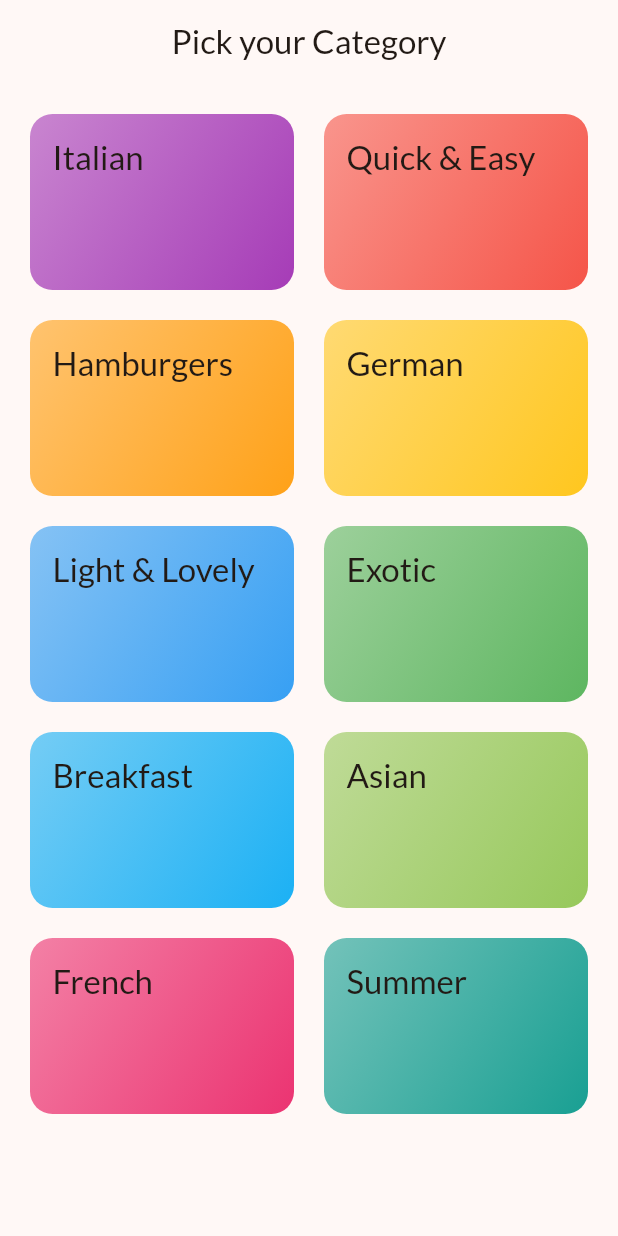
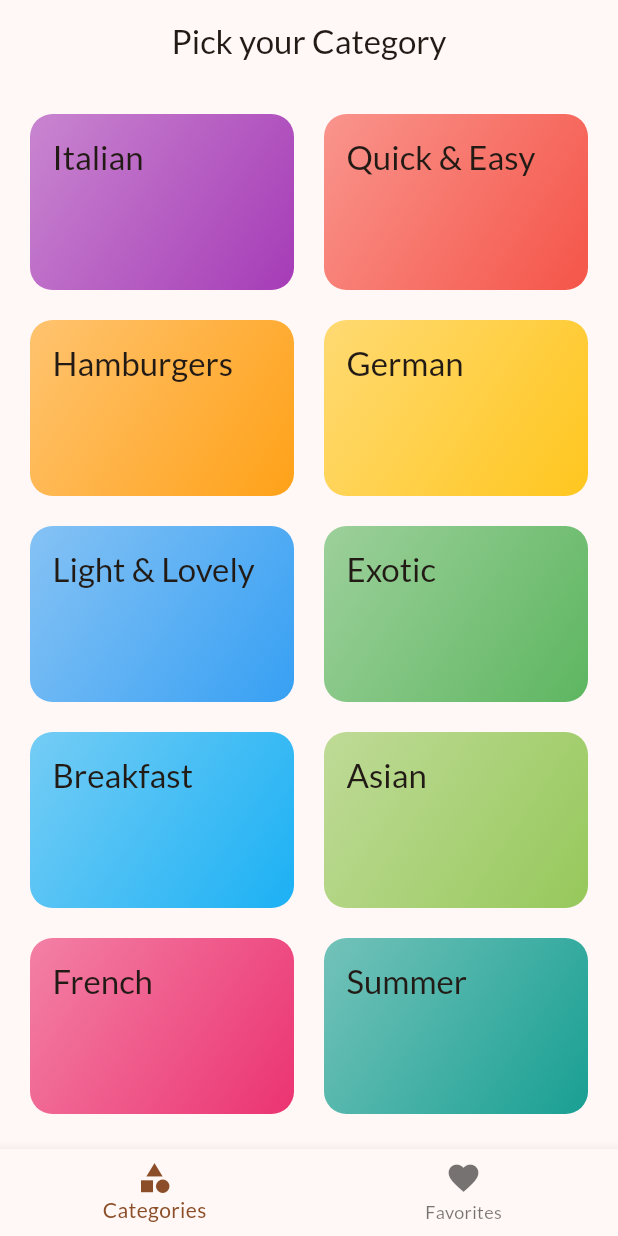
Before and after one commit to tahmidulislamfahim/meals, a Flutter app: the screen it shows after launch, on a phone screen of 412 x 824 dp. Run offline on Flutter 3.47's test engine with Material 3 defaults, Android fonts, the phone set to English and light mode, and no system bars; our stand-ins replace google_fonts, transparent_image.

Commit message:
tabScreen and favorite

```diff
--- a/lib/App/app.dart
+++ b/lib/App/app.dart
@@ -1,6 +1,6 @@
 import 'package:flutter/material.dart';
 import 'package:google_fonts/google_fonts.dart';
-import 'package:meals/screans/categories.dart';
+import 'package:meals/screens/tabs.dart';
 
 class App extends StatelessWidget {
   const App({super.key});
@@ -28,8 +28,8 @@ class App extends StatelessWidget {
         return MaterialApp(
           debugShowCheckedModeBanner: false,
           theme: theme,
-          home: Categories(
-            key: const Key('categories_screen'),
+          home: TabsScreen(
+            key: const Key('tabs_screen'),
           ),
         );
       },
--- a/lib/screans/categories.dart
+++ /dev/null
@@ -1,34 +0,0 @@
-import 'package:flutter/material.dart';
-import 'package:meals/data/category_data.dart';
-import 'package:meals/widgets/category_grid_item.dart';
-
-class Categories extends StatelessWidget {
-  const Categories({super.key});
-
-  @override
-  Widget build(BuildContext context) {
-    return Scaffold(
-      appBar: AppBar(
-        title: const Text('Pick your Category'),
-        centerTitle: true,
-      ),
-      body: GridView(
-        padding: const EdgeInsets.all(20),
-        gridDelegate:
-            SliverGridDelegateWithFixedCrossAxisCount(
-              crossAxisCount: 2,
-              childAspectRatio: 3 / 2,
-              crossAxisSpacing: 20,
-              mainAxisSpacing: 20,
-            ),
-        children: [
-          ...availableCategories.map(
-            (category) => CategoryGridItem(
-              category: category,
-            ),
-          ),
-        ],
-      ),
-    );
-  }
-}
--- /dev/null
+++ b/lib/screens/categories.dart
@@ -0,0 +1,60 @@
+import 'package:flutter/material.dart';
+import 'package:meals/data/category_data.dart';
+import 'package:meals/models/meal.dart';
+import 'package:meals/widgets/category_grid_item.dart';
+import 'package:meals/screens/meals.dart';
+import 'package:meals/models/category.dart';
+
+class Categories extends StatelessWidget {
+  const Categories({
+    super.key,
+    required this.onToggleFavorite,
+  });
+  final void Function(Meal meal) onToggleFavorite;
+  void _selectCategory(
+    BuildContext context,
+    Category category,
+  ) {
+    final filteredMeals = meals.where((meal) {
+      return meal.categories.contains(
+        category.id,
+      );
+    }).toList();
+    Navigator.of(context).push(
+      MaterialPageRoute(
+        builder: (context) => MealsScreen(
+          title: category.title,
+          meals: filteredMeals,
+          onToggleFavorite:
+              onToggleFavorite, // Replace with actual meals for the category
+        ),
+      ),
+    );
+  }
+
+  @override
+  Widget build(BuildContext context) {
+    return GridView(
+      padding: const EdgeInsets.all(20),
+      gridDelegate:
+          SliverGridDelegateWithFixedCrossAxisCount(
+            crossAxisCount: 2,
+            childAspectRatio: 3 / 2,
+            crossAxisSpacing: 20,
+            mainAxisSpacing: 20,
+          ),
+      children: [
+        ...availableCategories.map(
+          (category) => CategoryGridItem(
+            category: category,
+            onSelectCategory: () =>
+                _selectCategory(
+                  context,
+                  category,
+                ),
+          ),
+        ),
+      ],
+    );
+  }
+}
--- /dev/null
+++ b/lib/screens/tabs.dart
@@ -0,0 +1,75 @@
+import 'package:flutter/material.dart';
+import 'package:meals/models/meal.dart';
+import 'package:meals/screens/categories.dart';
+import 'package:meals/screens/meals.dart';
+
+class TabsScreen extends StatefulWidget {
+  const TabsScreen({super.key});
+
+  @override
+  State<TabsScreen> createState() =>
+      _TabsScreenState();
+}
+
+class _TabsScreenState extends State<TabsScreen> {
+  int _selectedPageIndex = 0;
+  var title = "Pick your Category";
+  final List<Meal> _favoriteMeals = [];
+  void toggleFavorite(Meal meal) {
+    final isExisting = _favoriteMeals.contains(
+      meal,
+    );
+    if (isExisting) {
+      setState(() {
+        _favoriteMeals.remove(meal);
+      });
+    } else {
+      setState(() {
+        _favoriteMeals.add(meal);
+      });
+    }
+  }
+
+  void _selectPage(int index) {
+    setState(() {
+      _selectedPageIndex = index;
+      title = index == 0
+          ? "Pick your Category"
+          : "Your Favorites";
+    });
+  }
+
+  @override
+  Widget build(BuildContext context) {
+    Widget activePageIndex = Categories(
+      onToggleFavorite: toggleFavorite,
+    );
+    if (_selectedPageIndex == 1) {
+      activePageIndex = MealsScreen(
+        meals: _favoriteMeals,
+        onToggleFavorite: toggleFavorite,
+      );
+    }
+    return Scaffold(
+      appBar: AppBar(
+        title: Text(title),
+        centerTitle: true,
+      ),
+      body: activePageIndex,
+      bottomNavigationBar: BottomNavigationBar(
+        onTap: _selectPage,
+        currentIndex: _selectedPageIndex,
+        items: const [
+          BottomNavigationBarItem(
+            icon: Icon(Icons.category),
+            label: 'Categories',
+          ),
+          BottomNavigationBarItem(
+            icon: Icon(Icons.favorite),
+            label: 'Favorites',
+          ),
+        ],
+      ),
+    );
+  }
+}
```
Also changed, not shown: lib/screans/meals.dart (deleted, +0 -49 lines), lib/screens/meal_details.dart (renamed from lib/screans/meal_details.dart, +10 -0 lines), lib/screens/meals.dart (added, +75 -0 lines), lib/widgets/category_grid_item.dart (+4 -20 lines), lib/widgets/meal_item.dart (+7 -10 lines).
